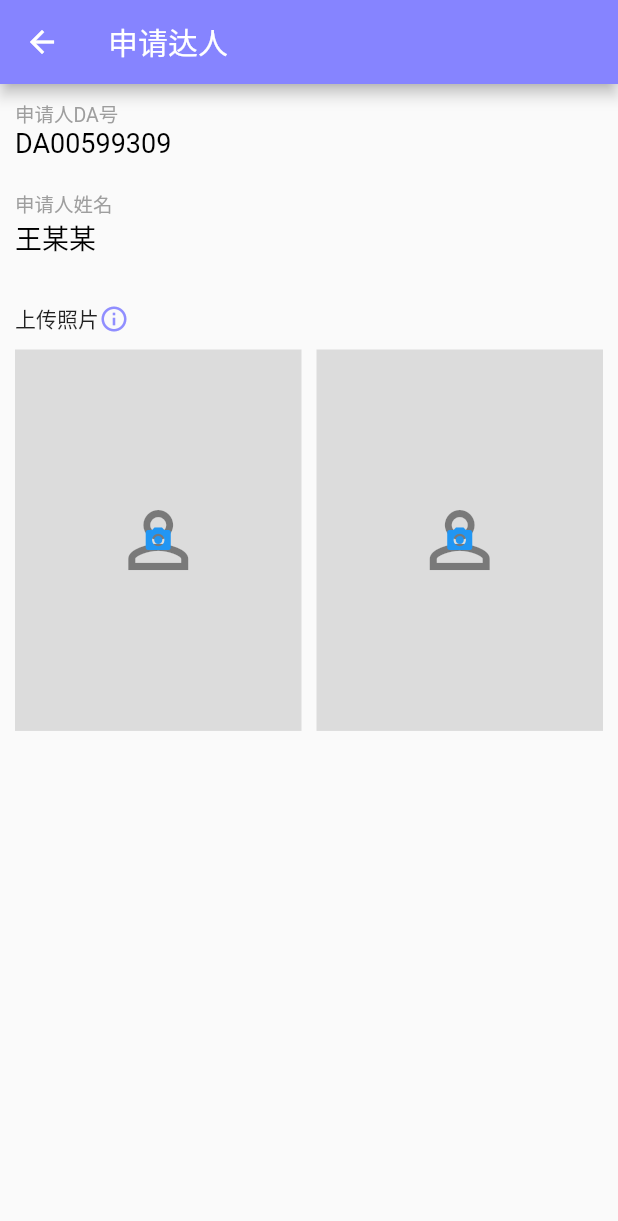
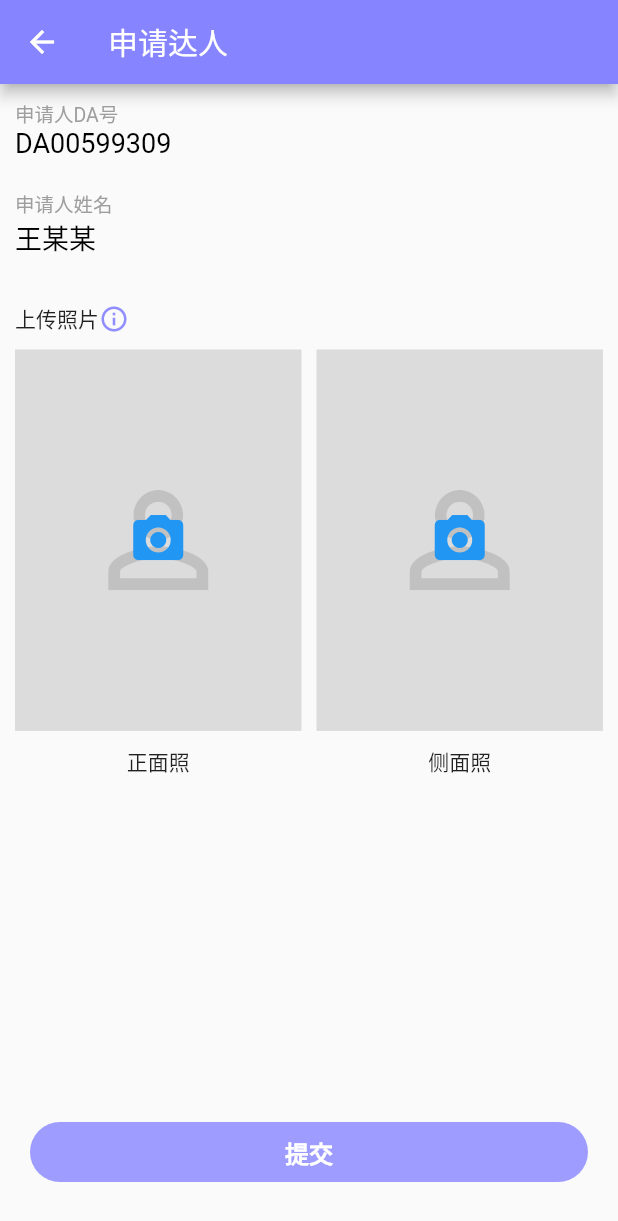
Before and after one commit to wangchenghaha/cms-client, a Flutter app: the ApplicationSubmitPage screen opened by its route, on a phone screen of 412 x 824 dp. Shown: the top 1221 px of the screen. Run offline on Flutter 3.47's test engine with Material 2 defaults, Android fonts, the phone set to English and light mode, and no system bars; our stand-ins replace dio, fluro, fluttertoast, image_picker; missing offline and left inert: image_picker_for_web; network calls fail; key blocks and very long unbroken strings in the code were emptied for the run.

Commit message:
daren applicatin submit

```diff
--- a/lib/config/router_handler.dart
+++ b/lib/config/router_handler.dart
@@ -11,6 +11,7 @@ import 'package:cms_client/pages/roomDetail.dart';
 // 达人
 import 'package:cms_client/pages/home/tab_daren/power_attorney.dart';
 import 'package:cms_client/pages/home/tab_daren/application_submit.dart';
+import 'package:cms_client/pages/home/tab_daren/application_submit_success.dart';
 
 
 // 定义路由处理函数
@@ -49,3 +50,7 @@ Handler ApplicationSubmitHandler = Handler(
   handlerFunc: (BuildContext? context, Map<String, List<String>> params) {
     return const ApplicationSubmitPage();
 });
+Handler ApplicationSubmitSuccessHandler = Handler(
+  handlerFunc: (BuildContext? context, Map<String, List<String>> params) {
+    return const ApplicationSubmitSuccessPage();
+});
--- a/lib/pages/home/tab_daren/application_submit.dart
+++ b/lib/pages/home/tab_daren/application_submit.dart
@@ -1,16 +1,31 @@
+import 'package:cms_client/router.dart';
+import 'package:cms_client/widgets/CommonFloatingButton.dart';
 import 'package:cms_client/widgets/commom_image_picker.dart';
 import 'package:cms_client/widgets/common_text.dart';
 import 'package:flutter/material.dart';
 
-class ApplicationSubmitPage extends StatelessWidget {
+class ApplicationSubmitPage extends StatefulWidget {
   const ApplicationSubmitPage({Key? key}) : super(key: key);
+  @override
+  State<ApplicationSubmitPage> createState() => _ApplicationSubmitPageState();
+}
 
+class _ApplicationSubmitPageState extends State<ApplicationSubmitPage> {
+  var isActive = true;
   @override
   Widget build(BuildContext context) {
     return Scaffold(
       appBar: AppBar(
         title: const Text('申请达人'),
       ),
+      floatingActionButton: isActive
+          ? CommonFloatingButton('提交', const Color.fromRGBO(158, 157, 255, 1),
+              Colors.white, (){
+                _submit;
+              })
+          : CommonFloatingButton('提交', const Color.fromRGBO(179, 187, 196, 1),
+              Colors.white, nullFun),
+      floatingActionButtonLocation: FloatingActionButtonLocation.centerFloat,
       body: Container(
         padding: const EdgeInsets.fromLTRB(10, 10, 10, 50),
         child: Column(
@@ -52,8 +67,8 @@ class ApplicationSubmitPage extends StatelessWidget {
                   spacing: 10.0,
                   runSpacing: 10.0,
                   children: const [
-                    CommonImagePicker(),
-                    CommonImagePicker()
+                    CommonImagePicker('正面照'),
+                    CommonImagePicker('侧面照')
                   ],
                 )
               ],
@@ -63,4 +78,10 @@ class ApplicationSubmitPage extends StatelessWidget {
       ),
     );
   }
+  Function nullFun = ()=>{
+
+  };
+  _submit (context) async{
+    Navigator.pushNamed(context, Routes.applicationSubmitSuccess);
+  }
 }
--- /dev/null
+++ b/lib/pages/home/tab_daren/application_submit_success.dart
@@ -0,0 +1,12 @@
+import 'package:flutter/material.dart';
+
+class ApplicationSubmitSuccessPage extends StatelessWidget {
+  const ApplicationSubmitSuccessPage({Key? key}) : super(key: key);
+
+  @override
+  Widget build(BuildContext context) {
+    return Container(
+      child: Text('success'),
+    );
+  }
+}
--- a/lib/router.dart
+++ b/lib/router.dart
@@ -14,6 +14,7 @@ class Routes {
   // 达人
   static String powerAttorney = '/pages/home/tab_daren/power_attorney';
   static String applicationSubmit = '/pages/home/tab_daren/application_submit';
+  static String applicationSubmitSuccess = '/pages/home/tab_daren/application_submit_success';
 
   // 编写函数 configureRoutes 关联路由名称和处理函数
   static void configureRoutes(FluroRouter router) {
@@ -23,6 +24,7 @@ class Routes {
     router.define(cart, handler: CartHandler);
     router.define(powerAttorney, handler: PowerAttorneyHandler);
     router.define(applicationSubmit, handler: ApplicationSubmitHandler);
+    router.define(applicationSubmitSuccess, handler: ApplicationSubmitSuccessHandler);
     router.notFoundHandler = NotFoundHandler;
   }
 }
--- /dev/null
+++ b/lib/widgets/CommonFloatingButton.dart
@@ -0,0 +1,39 @@
+import 'package:flutter/material.dart';
+
+class CommonFloatingButton extends StatelessWidget {
+  final String title;
+  final backgroundColor;
+  final fontColor;
+  final Function onTap;
+
+  const CommonFloatingButton(this.title, this.backgroundColor, this.fontColor,this.onTap, {Key? key}) : super(key: key);
+
+
+
+  @override
+  Widget build(BuildContext context) {
+    return GestureDetector(
+      onTap: () => {
+        if (onTap != null) {onTap()}
+      },
+      child: Container(
+        height: 40.0,
+        margin: EdgeInsets.all(20.0),
+        decoration: BoxDecoration(
+          borderRadius: BorderRadius.circular(20.0),
+          color: backgroundColor,
+        ),
+        child: Center(
+          child: Text(
+            title,
+            style: TextStyle(
+              color: fontColor,
+              fontSize: 16,
+              fontWeight: FontWeight.w600,
+            ),
+          ),
+        ),
+      ),
+    );
+  }
+}
--- a/lib/widgets/commom_image_picker.dart
+++ b/lib/widgets/commom_image_picker.dart
@@ -2,7 +2,9 @@ import 'package:flutter/material.dart';
 import 'package:image_picker/image_picker.dart';
 
 class CommonImagePicker extends StatefulWidget {
-  const CommonImagePicker({Key? key}) : super(key: key);
+  final Title;
+
+  const CommonImagePicker(this.Title, {Key? key}) : super(key: key);
 
   @override
   State<CommonImagePicker> createState() => _CommonImagePickerState();
@@ -16,7 +18,9 @@ class _CommonImagePickerState extends State<CommonImagePicker> {
     var ImageWidth = (MediaQuery.of(context).size.width - 30.0) / 2;
     var ImageHeight = ImageWidth * 213 / 160;
     if (_imgPath == null) {
-      return GestureDetector(
+      return Column(
+        children: [
+          GestureDetector(
             onTap: () {
               _openGallery();
             },
@@ -32,17 +36,26 @@ class _CommonImagePickerState extends State<CommonImagePicker> {
                     Positioned(
                         child: Center(
                       child: Icon(Icons.perm_identity,
-                        color: Colors.black45, size: 60),
+                          color: Colors.black12, size: 100,
+                          ),
                     )),
                     Positioned(
                         child: Center(
                       child: Icon(Icons.photo_camera,
-                        color: Colors.blue, size: 20),
+                          color: Colors.blue, size: 40),
                     ))
                   ],
                 ),
               ),
-          ));
+            )),
+          Container(
+            width: ImageWidth,
+            padding: EdgeInsets.only(top: 10.0, bottom: 10.0),
+            alignment: Alignment.center,
+            child: Text(widget.Title),
+          )
+        ],
+      );
     } else {
       return Container(
         width: ImageWidth,
```
Also changed, not shown: 1 other file. Lines whose indentation alone changed are shown as unchanged.
